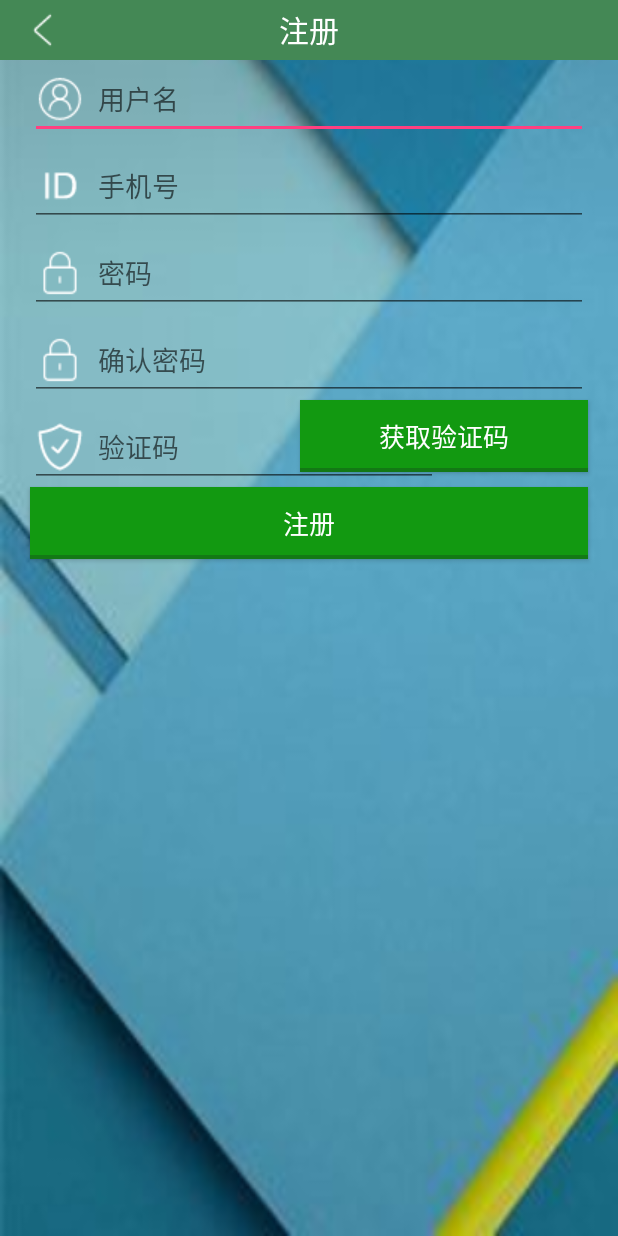
After one commit to Dream97/CGAPP, an Android app: the RegisterActivity screen opened directly, with no data from a screen before it, on a phone screen of 412 x 824 dp. The commit adds this screen. Run offline under Robolectric (Android 15) with nearby library versions, the phone set to English and light mode, and no system bars.

Commit message:
create login and register activity

```diff
--- /dev/null
+++ b/app/src/main/java/com/cgapp/RegisterActivity.java
@@ -0,0 +1,35 @@
+package com.cgapp;
+
+import android.os.Bundle;
+import android.support.v7.app.AppCompatActivity;
+import android.support.v7.widget.Toolbar;
+import android.view.View;
+
+/**
+ * Created by asus on 2017/3/23.
+ */
+
+public class RegisterActivity extends AppCompatActivity {
+    private Toolbar toolbar;
+    @Override
+    public void onCreate(Bundle savedInstanceState)
+    {
+        super.onCreate(savedInstanceState);
+        setContentView(R.layout.register_layout);
+        toolbar = (Toolbar) findViewById(R.id.toolBar);
+        setSupportActionBar(toolbar);
+
+        toolbar.setNavigationIcon(R.drawable.backicon);
+        toolbar.setNavigationOnClickListener(new View.OnClickListener() {
+            @Override
+            public void onClick(View v) {
+                finish();
+            }
+        });
+        getSupportActionBar().setDisplayShowTitleEnabled(false);//隐藏title
+        //actionBar.setHomeAsUpIndicator(R.drawable.back);
+       // actionBar.setTitle("注册");
+
+
+    }
+}
--- /dev/null
+++ b/app/src/main/res/drawable/green_btn_drawable.xml
@@ -0,0 +1,5 @@
+<?xml version="1.0" encoding="utf-8"?>
+<selector xmlns:android="http://schemas.android.com/apk/res/android">
+    <item android:state_pressed="true" android:drawable="@drawable/green_btn_rectangle_drawable_pressed"/>
+    <item android:drawable="@drawable/green_btn_rectangle_drawable_normal"/>
+</selector>
--- /dev/null
+++ b/app/src/main/res/drawable/green_btn_rectangle_drawable_normal.xml
@@ -0,0 +1,11 @@
+<?xml version="1.0" encoding="utf-8"?>
+<layer-list xmlns:android="http://schemas.android.com/apk/res/android">
+    <item android:drawable="@drawable/green_btn_rectangle_drawable_pressed" />
+
+    <item android:bottom="@dimen/layer_padding">
+        <shape android:shape="rectangle">
+            <corners android:radius="@dimen/corner_radius" />
+            <solid android:color="@color/green_normal" />
+        </shape>
+    </item>
+</layer-list>
--- /dev/null
+++ b/app/src/main/res/drawable/green_btn_rectangle_drawable_pressed.xml
@@ -0,0 +1,7 @@
+<?xml version="1.0" encoding="utf-8"?>
+
+<shape xmlns:android="http://schemas.android.com/apk/res/android"
+    android:shape="rectangle">
+    <corners android:radius="@dimen/corner_radius" />
+    <solid android:color="@color/green_pressed" />
+</shape>
--- /dev/null
+++ b/app/src/main/res/layout/register_layout.xml
@@ -0,0 +1,105 @@
+<?xml version="1.0" encoding="utf-8"?>
+<RelativeLayout xmlns:android="http://schemas.android.com/apk/res/android"
+    xmlns:tools="http://schemas.android.com/tools"
+    android:layout_height="match_parent"
+    android:layout_width="match_parent"
+    xmlns:app="http://schemas.android.com/apk/res-auto"
+    tools:context=".LoginActivity"
+    android:background="@drawable/background">
+<android.support.v7.widget.Toolbar
+    android:id="@+id/toolBar"
+    android:layout_height="40dp"
+    android:layout_width="match_parent"
+    android:background="#485"
+    >
+
+    <TextView
+        android:id="@+id/register_title"
+        android:layout_width="wrap_content"
+        android:layout_height="wrap_content"
+        android:text="注册"
+        android:textSize="20sp"
+        android:layout_gravity="center"
+        android:textColor="#fff"
+        />
+
+</android.support.v7.widget.Toolbar>
+
+    <EditText
+        android:id="@+id/register_name"
+        android:layout_width="match_parent"
+        android:layout_height="wrap_content"
+        android:drawableLeft="@drawable/user"
+        android:layout_alignParentTop="true"
+        android:layout_marginLeft="20dp"
+        android:layout_marginRight="20dp"
+        android:layout_marginTop="40dp"
+        android:hint="  用户名"
+        />
+    <EditText
+        android:id="@+id/register_id"
+        android:layout_width="match_parent"
+        android:layout_height="wrap_content"
+        android:drawableLeft="@drawable/id"
+        android:layout_below="@id/register_name"
+        android:layout_marginLeft="20dp"
+        android:layout_marginRight="20dp"
+        android:layout_marginTop="5dp"
+        android:hint="  手机号"
+        />
+    <EditText
+        android:id="@+id/register_pass"
+        android:layout_width="match_parent"
+        android:layout_height="wrap_content"
+        android:drawableLeft="@drawable/pass"
+        android:layout_below="@id/register_id"
+        android:layout_marginLeft="20dp"
+        android:layout_marginRight="20dp"
+        android:layout_marginTop="5dp"
+        android:hint="  密码"
+        />
+    <EditText
+        android:id="@+id/register_pass2"
+        android:layout_width="match_parent"
+        android:layout_height="wrap_content"
+        android:drawableLeft="@drawable/pass"
+        android:layout_below="@id/register_pass"
+        android:layout_marginLeft="20dp"
+        android:layout_marginRight="20dp"
+        android:layout_marginTop="5dp"
+        android:hint="  确认密码"
+        />
+    <EditText
+        android:id="@+id/register_verificationcode"
+        android:layout_width="match_parent"
+        android:layout_height="wrap_content"
+        android:drawableLeft="@drawable/verificationcode"
+        android:layout_below="@id/register_pass2"
+        android:layout_marginLeft="20dp"
+        android:layout_marginRight="120dp"
+        android:layout_marginTop="5dp"
+        android:hint="  验证码"
+        />
+    <Button
+        android:id="@+id/get_verification_button"
+        android:layout_width="fill_parent"
+        android:layout_height="wrap_content"
+        android:layout_below="@id/register_pass2"
+        android:layout_marginLeft="200dp"
+        android:layout_marginRight="20dp"
+        android:background="@drawable/green_btn_drawable"
+        android:text="获取验证码"
+        android:textColor="#fff"
+        android:textSize="17sp"/>
+    <Button
+        android:layout_width="fill_parent"
+        android:layout_height="wrap_content"
+        android:layout_below="@id/get_verification_button"
+        android:layout_marginLeft="20dp"
+        android:layout_marginRight="20dp"
+        android:layout_marginTop="10dp"
+        android:background="@drawable/green_btn_drawable"
+        android:text="注册"
+        android:textColor="#fff"
+        android:textSize="17sp"/>
+</RelativeLayout>
--- a/app/src/main/res/values/colors.xml
+++ b/app/src/main/res/values/colors.xml
@@ -1,6 +1,8 @@
 <?xml version="1.0" encoding="utf-8"?>
 <resources>
-    <color name="colorPrimary">#3F51B5</color>
-    <color name="colorPrimaryDark">#303F9F</color>
+    <color name="colorPrimary">#129911</color>
+    <color name="colorPrimaryDark">#139955</color>
     <color name="colorAccent">#FF4081</color>
+    <color name="green_pressed">#137915</color>
+    <color name="green_normal">#129911</color>
 </resources>
--- a/app/src/main/res/values/dimens.xml
+++ b/app/src/main/res/values/dimens.xml
@@ -2,4 +2,6 @@
     <!-- Default screen margins, per the Android Design guidelines. -->
     <dimen name="activity_horizontal_margin">16dp</dimen>
     <dimen name="activity_vertical_margin">16dp</dimen>
+    <dimen name="corner_radius">0dp</dimen>
+    <dimen name="layer_padding">3dp</dimen>
 </resources>
--- a/app/src/main/res/values/styles.xml
+++ b/app/src/main/res/values/styles.xml
@@ -1,8 +1,15 @@
 <resources>
 
     <!-- Base application theme. -->
-    <style name="AppTheme" parent="Theme.AppCompat.Light.DarkActionBar">
+    <style name="AppTheme" parent="Theme.AppCompat.Light">
         <!-- Customize your theme here. -->
+        <item name="colorPrimary">@color/colorPrimary</item>
+        <item name="colorPrimaryDark">@color/colorPrimaryDark</item>
+        <item name="colorAccent">@color/colorAccent</item>
+    </style>
+    <style name="AppTheme.NoActionBar" parent="Theme.AppCompat.Light">
+        <item name="windowActionBar">false</item>
+        <item name="windowNoTitle">true</item>
         <item name="colorPrimary">@color/colorPrimary</item>
         <item name="colorPrimaryDark">@color/colorPrimaryDark</item>
         <item name="colorAccent">@color/colorAccent</item>
```
Also changed, not shown: app/src/main/AndroidManifest.xml (+8 -2 lines), app/src/main/java/com/cgapp/LoginActivity.java (added, +41 -0 lines), app/src/main/res/layout/login_layout.xml (added, +106 -0 lines), app/src/main/res/drawable/background.jpg (added), app/src/main/res/drawable/backicon.png (added), app/src/main/res/drawable/get.png (added), app/src/main/res/drawable/id.png (added), app/src/main/res/drawable/logo.png (added), app/src/main/res/drawable/pass.png (added), app/src/main/res/drawable/user.png (added), app/src/main/res/drawable/verificationcode.png (added).
